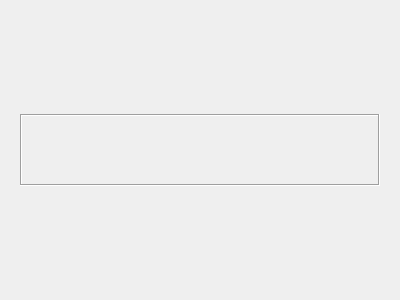
Qt form favourites.ui (jorge-barroso/harvesttimer-qt) before a commit.
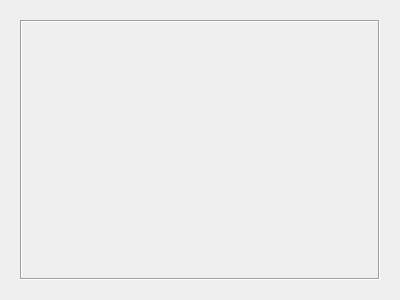
The same form after that commit. Custom widgets are drawn as their Qt base class.

Commit message: Fixed favourites list to show as originally intended

The edit to the form file:
```diff
--- a/favourites.ui
+++ b/favourites.ui
@@ -20,7 +20,7 @@
       <item>
        <widget class="FavouritesScrollArea" name="favourites_scroll_area">
         <property name="sizePolicy">
-         <sizepolicy hsizetype="Expanding" vsizetype="Fixed">
+         <sizepolicy hsizetype="Expanding" vsizetype="Expanding">
           <horstretch>0</horstretch>
           <verstretch>0</verstretch>
          </sizepolicy>
@@ -40,7 +40,7 @@
            <x>0</x>
            <y>0</y>
            <width>360</width>
-           <height>68</height>
+           <height>260</height>
           </rect>
          </property>
          <layout class="QVBoxLayout" name="favourites_scroll_area_widget_layout"/>
```
The commit also changes 1 other file.
